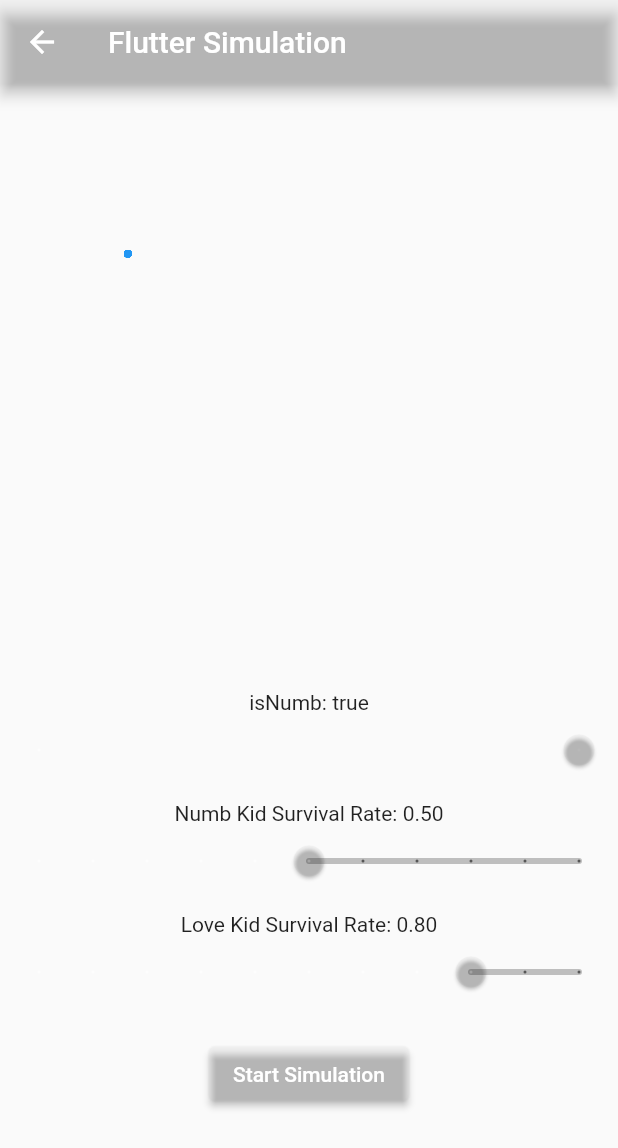
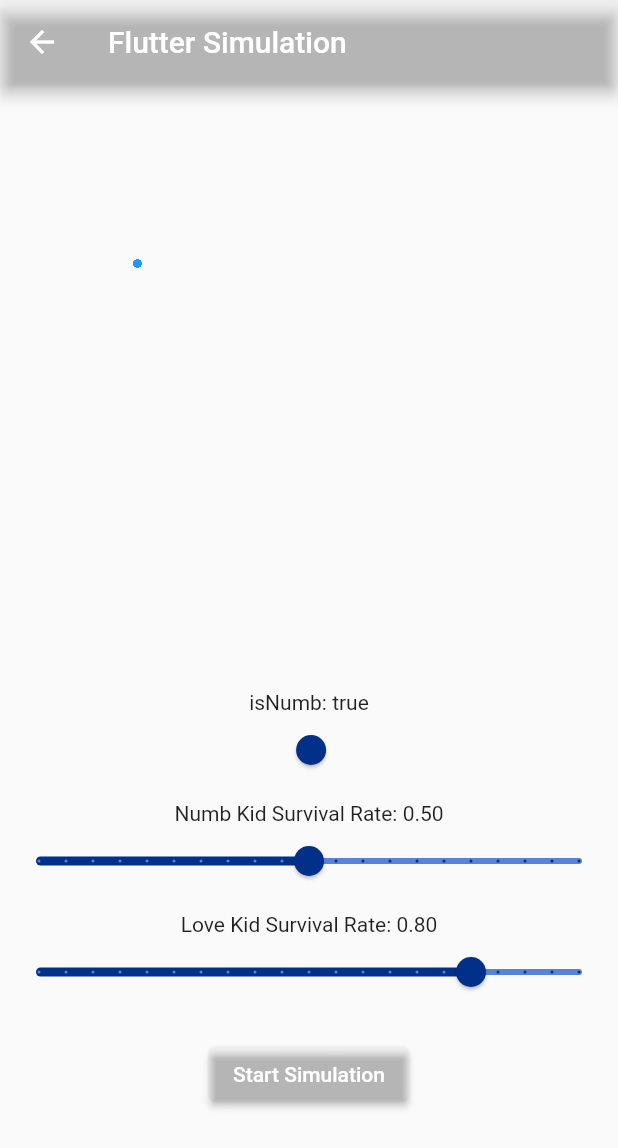
Before and after one commit to haojunzhuang/haojun, a Flutter app: the LoveSimulation screen opened directly, after a tap on "Start Simulation", on a phone screen of 412 x 824 dp. Shown: the top 1148 px of the screen. Run offline on Flutter 3.47's test engine with Material 2 defaults, Android fonts, the phone set to English and light mode, and no system bars; our stand-ins replace google_fonts, simple_gradient_text.

Commit message:
simulations

```diff
--- a/lib/globals.dart
+++ b/lib/globals.dart
@@ -2,6 +2,7 @@ import 'package:flutter/material.dart';
 import 'package:google_fonts/google_fonts.dart';
 
 const Color deepBlue = Color.fromARGB(255, 0, 48, 137);
+const Color lightBlue = Color.fromARGB(255, 87, 132, 215);
 
 TextStyle title1 = GoogleFonts.lora(
   textStyle: const TextStyle(
--- /dev/null
+++ b/lib/showcase/robot/robots.dart
@@ -0,0 +1,53 @@
+import 'dart:math';
+
+import 'package:flutter/animation.dart';
+
+class Dot {
+  Offset position;
+  bool isMale;
+  bool isMarried = false;
+  bool isPregnant = false;
+  int age;
+  int lastReproductionTime = 0;
+
+  Dot(this.position, this.isMale, this.age);
+
+  bool canReproduce() {
+    return isMale || !isPregnant;
+  }
+
+  Dot? reproduce(Dot partner, bool isNumb, double numbKidSurvivalRate,
+      double loveKidSurvivalRate) {
+    if (isNumb) {
+      if (Random().nextDouble() < numbKidSurvivalRate) {
+        return Dot(position, Random().nextBool(), 0);
+      } else {
+        return null;
+      }
+    } else {
+      if (Random().nextDouble() < loveKidSurvivalRate) {
+        return Dot(position, Random().nextBool(), 0);
+      } else {
+        return null;
+      }
+    }
+  }
+
+  void ageOneStep() {
+    age++;
+    if (isPregnant) {
+      if (age - lastReproductionTime >= 9) {
+        isPregnant = false;
+        lastReproductionTime = age;
+      }
+    }
+  }
+}
+
+class Kid {
+  Offset position;
+  int age;
+
+  Kid(this.position, this.age);
+  // Add methods for aging as needed
+}
--- a/lib/showcase/robot/simulation.dart
+++ b/lib/showcase/robot/simulation.dart
@@ -1,56 +1,8 @@
 import 'dart:async';
 import 'dart:math';
 import 'package:flutter/material.dart';
-
-class Dot {
-  Offset position;
-  bool isMale;
-  bool isMarried = false;
-  bool isPregnant = false;
-  int age;
-  int lastReproductionTime = 0;
-
-  Dot(this.position, this.isMale, this.age);
-
-  bool canReproduce() {
-    return !isPregnant && age >= 18 && age <= 40;
-  }
-
-  Dot? reproduce(Dot partner, bool isNumb, double numbKidSurvivalRate,
-      double loveKidSurvivalRate) {
-    if (isNumb) {
-      if (Random().nextDouble() < numbKidSurvivalRate) {
-        return Dot(position, Random().nextBool(), 0);
-      } else {
-        return null;
-      }
-    } else {
-      if (Random().nextDouble() < loveKidSurvivalRate) {
-        return Dot(position, Random().nextBool(), 0);
-      } else {
-        return null;
-      }
-    }
-  }
-
-  void ageOneStep() {
-    age++;
-    if (isPregnant) {
-      if (age - lastReproductionTime >= 9) {
-        isPregnant = false;
-        lastReproductionTime = age;
-      }
-    }
-  }
-}
-
-class Kid {
-  Offset position;
-  int age;
-
-  Kid(this.position, this.age);
-  // Add methods for aging as needed
-}
+import 'package:me/globals.dart';
+import 'package:me/showcase/robot/robots.dart';
 
 class LoveSimulation extends StatefulWidget {
   const LoveSimulation({super.key});
@@ -64,21 +16,24 @@ class SimulationState extends State<LoveSimulation> {
   double _numbKidSurvivalRate = 0.5;
   double _loveKidSurvivalRate = 0.8;
 
-  double _maleDotSize = 5.0;
-  double _femaleDotSize = 5.0;
-  double _kidDotSize = 3.0;
-  double _plainWidth = 300.0;
-  double _plainHeight = 300.0;
-  int _timestepMilliSeconds = 1000;
+  final double _maleDotSize = 5.0;
+  final double _femaleDotSize = 5.0;
+  final double _plainWidth = 300.0;
+  final double _plainHeight = 300.0;
+  final int _timestepMilliSeconds = 100;
 
-  List<Dot> _dots = [];
   List<Dot> _males = [];
   List<Dot> _females = [];
   List<Dot> _married = [];
   List<Kid> _kids = [];
+
+  // observed variables
   int _stepCount = 0;
+  int _totalBorn = 0;
+  int _totalDead = 0;
+  int _totalMarried = 0;
 
-  Timer _timer = Timer.periodic(Duration(milliseconds: 50), (_) => () {});
+  Timer _timer = Timer.periodic(const Duration(milliseconds: 50), (_) => () {});
 
   @override
   void initState() {
@@ -93,36 +48,33 @@ class SimulationState extends State<LoveSimulation> {
   }
 
   void _initializeDots() {
-    _dots = List.generate(
+    List<Dot> dots = List.generate(
         100,
         (index) =>
             Dot(_randomPosition(), Random().nextBool(), Random().nextInt(500)));
-    _males = _dots.where((dot) => dot.isMale).toList();
-    _females = _dots.where((dot) => !dot.isMale).toList();
+    _males = dots.where((dot) => dot.isMale).toList();
+    _females = dots.where((dot) => !dot.isMale).toList();
   }
-
-  Offset _randomPosition() {
-    return Offset(Random().nextDouble() * _plainWidth,
-        Random().nextDouble() * _plainHeight);
-  }
-
-  // void _startSimulation() {
-  //   _timer = Timer.periodic(Duration(milliseconds: 50), (_) => _runSimulation());
-  // }
 
   void _stepSimulation() {
     _stepCount++;
     _moveDots();
     _reproduce();
     _ageDots();
-    // _removeDeadDot();
     setState(() {});
   }
 
   void _moveDots() {
-    for (var dot in _dots) {
-      double dx = Random().nextDouble() * 10 - 5;
-      double dy = Random().nextDouble() * 10 - 5;
+    for (var dot in _males) {
+      double dx = Random().nextDouble() * 20 - 10;
+      double dy = Random().nextDouble() * 20 - 10;
+      dot.position += Offset(dx, dy);
+      dot.position = Offset(max(min(dot.position.dx, _plainWidth), 0),
+          max(min(dot.position.dy, _plainHeight), 0));
+    }
+    for (var dot in _females) {
+      double dx = Random().nextDouble() * 20 - 10;
+      double dy = Random().nextDouble() * 20 - 10;
       dot.position += Offset(dx, dy);
       dot.position = Offset(max(min(dot.position.dx, _plainWidth), 0),
           max(min(dot.position.dy, _plainHeight), 0));
@@ -130,56 +82,68 @@ class SimulationState extends State<LoveSimulation> {
   }
 
   void _reproduce() {
-    List<Dot> newDots = [];
+    List<Dot> infants = [];
     for (var male in _males) {
-      if (!male.isMarried && male.canReproduce()) {
       Dot female = _females.firstWhere(
           (f) =>
               !f.isMarried &&
               f.canReproduce() &&
               _distance(male.position, f.position) < 10,
-            orElse: () => Dot(Offset(0, 0), true, -1));
-
+          orElse: () => Dot(const Offset(0, 0), true, -1));
       if (female.age != -1) {
-          Dot? child = male.reproduce(
-              female, _isNumb, _numbKidSurvivalRate, _loveKidSurvivalRate);
-          if (child != null) {
-            if (Random().nextBool()) {
-              newDots.add(child);
-            } else {
-              _kids.add(Kid(Offset(400, 100), 0));
+        Dot? infant = female.reproduce(
+            male, _isNumb, _numbKidSurvivalRate, _loveKidSurvivalRate);
+        if (infant != null) {
+          infants.add(infant);
         }
-          }
+        if (!_isNumb) {
           male.isMarried = true;
           female.isMarried = true;
           _married.add(male);
           _married.add(female);
+          _males.remove(male);
+          _females.remove(female);
+          _totalMarried += 2;
         }
       }
     }
-    _dots.addAll(newDots);
-  }
 
-  double _distance(Offset a, Offset b) {
-    double dx = a.dx - b.dx;
-    double dy = a.dy - b.dy;
-    return sqrt(dx * dx + dy * dy);
+    _totalBorn += infants.length;
+    _kids.addAll(infants as Iterable<Kid>);
   }
 
   void _ageDots() {
-    for (var dot in _dots) {
+    for (var dot in _males) {
       dot.ageOneStep();
       if (dot.age == 500) {
         if (dot.isMarried) {
           _married.remove(dot);
+          _totalMarried--;
         }
-        _dots.remove(dot);
+        _males.remove(dot);
+        _totalDead++;
+      }
+    }
+    for (var dot in _females) {
+      dot.ageOneStep();
+      if (dot.age == 500) {
+        if (dot.isMarried) {
+          _married.remove(dot);
+          _totalMarried--;
+        }
+        _females.remove(dot);
+        _totalDead++;
       }
     }
     for (var kid in _kids) {
       kid.age++;
       if (kid.age == 180) {
-        _dots.add(Dot(kid.position, Random().nextBool(), 0));
+        bool isMale = Random().nextBool();
+        if (isMale) {
+          _males.add(Dot(kid.position, true, 0));
+        } else {
+          _females.add(Dot(kid.position, true, 0));
+        }
         _kids.remove(kid);
       }
     }
@@ -187,6 +151,8 @@ class SimulationState extends State<LoveSimulation> {
 
   @override
   Widget build(BuildContext context) {
+    Size size = MediaQuery.of(context).size;
+
     return Scaffold(
       appBar: AppBar(
         title: const Text('Flutter Simulation'),
@@ -200,30 +166,28 @@ class SimulationState extends State<LoveSimulation> {
               height: _plainHeight,
               child: Stack(
                 children: [
-                  for (var dot in _dots)
+                  for (var dot in _males)
                     Positioned(
-                      left: dot.position.dx -
-                          (dot.isMale ? _maleDotSize / 2 : _femaleDotSize / 2),
-                      top: dot.position.dy -
-                          (dot.isMale ? _maleDotSize / 2 : _femaleDotSize / 2),
+                      left: dot.position.dx,
+                      top: dot.position.dy,
                       child: Container(
-                        width: dot.isMale ? _maleDotSize : _femaleDotSize,
-                        height: dot.isMale ? _maleDotSize : _femaleDotSize,
-                        decoration: BoxDecoration(
-                          color: dot.isMale ? Colors.blue : Colors.red,
+                        width: _maleDotSize,
+                        height: _maleDotSize,
+                        decoration: const BoxDecoration(
+                          color: Colors.blue,
                           shape: BoxShape.circle,
                         ),
                       ),
                     ),
-                  for (var kid in _kids)
+                  for (var dot in _females)
                     Positioned(
-                      left: kid.position.dx - _kidDotSize / 2,
-                      top: kid.position.dy - _kidDotSize / 2,
+                      left: dot.position.dx,
+                      top: dot.position.dy,
                       child: Container(
-                        width: _kidDotSize,
-                        height: _kidDotSize,
+                        width: _femaleDotSize,
+                        height: _femaleDotSize,
                         decoration: const BoxDecoration(
-                          color: Colors.green,
+                          color: Colors.red,
                           shape: BoxShape.circle,
                         ),
                       ),
@@ -231,9 +195,13 @@ class SimulationState extends State<LoveSimulation> {
                 ],
               ),
             ),
-            SizedBox(height: 20),
+            const SizedBox(height: 20),
             Text('isNumb: ${_isNumb.toString()}'),
-            Slider(
+            SizedBox(
+                width: size.width * 0.1,
+                child: Slider(
+                  activeColor: deepBlue,
+                  inactiveColor: lightBlue,
                   value: _isNumb ? 1 : 0,
                   min: 0,
                   max: 1,
@@ -244,15 +212,17 @@ class SimulationState extends State<LoveSimulation> {
                       _isNumb = value.round() == 1;
                     });
                   },
-            ),
-            SizedBox(height: 10),
+                )),
+            const SizedBox(height: 10),
             Text(
                 'Numb Kid Survival Rate: ${_numbKidSurvivalRate.toStringAsFixed(2)}'),
             Slider(
+              activeColor: deepBlue,
+              inactiveColor: lightBlue,
               value: _numbKidSurvivalRate,
               min: 0,
               max: 1,
-              divisions: 10,
+              divisions: 20,
               label: _numbKidSurvivalRate.toStringAsFixed(2),
               onChanged: (value) {
                 setState(() {
@@ -260,14 +230,16 @@ class SimulationState extends State<LoveSimulation> {
                 });
               },
             ),
-            SizedBox(height: 10),
+            const SizedBox(height: 10),
             Text(
                 'Love Kid Survival Rate: ${_loveKidSurvivalRate.toStringAsFixed(2)}'),
             Slider(
+              activeColor: deepBlue,
+              inactiveColor: lightBlue,
               value: _loveKidSurvivalRate,
               min: 0,
               max: 1,
-              divisions: 10,
+              divisions: 20,
               label: _loveKidSurvivalRate.toStringAsFixed(2),
               onChanged: (value) {
                 setState(() {
@@ -275,7 +247,7 @@ class SimulationState extends State<LoveSimulation> {
                 });
               },
             ),
-            SizedBox(height: 20),
+            const SizedBox(height: 20),
             ElevatedButton(
               onPressed: () {
                 _timer.cancel();
@@ -285,11 +257,22 @@ class SimulationState extends State<LoveSimulation> {
                   _stepSimulation();
                 });
               },
-              child: Text('Start Simulation'),
+              child: const Text('Start Simulation'),
             ),
           ],
         ),
       ),
     );
   }
+
+  Offset _randomPosition() {
+    return Offset(Random().nextDouble() * _plainWidth,
+        Random().nextDouble() * _plainHeight);
   }
+
+  double _distance(Offset a, Offset b) {
+    double dx = a.dx - b.dx;
+    double dy = a.dy - b.dy;
+    return sqrt(dx * dx + dy * dy);
+  }
+}
--- a/lib/showcase/showcase_page.dart
+++ b/lib/showcase/showcase_page.dart
@@ -7,28 +7,26 @@ class ShowcasePage extends StatelessWidget {
 
   @override
   Widget build(BuildContext context) {
-    return
-    Scaffold(
+    return Scaffold(
         backgroundColor: Colors.black,
-      body:
-    Center(
-      child: Column(
-
-        children: [
-
-
+        body: Center(
+          child: Column(children: [
             TextButton(
                 onPressed: () {
                   Navigator.pushNamed(context, '/blog');
                 },
-            child: Text('R4B Writer\'s blog', style: TextStyle(color: Colors.black),)),
-
-            Container(color: Colors.blue,),
-
-        Container(height: 500, width: 500, child: LoveSimulation(),),
-
-
-
+                child: const Text(
+                  'R4B Writer\'s blog',
+                  style: TextStyle(color: Colors.white),
+                )),
+            Container(
+              color: Colors.blue,
+            ),
+            Container(
+              height: 700,
+              width: 500,
+              child: const LoveSimulation(),
+            ),
           ]),
         ));
   }
```
Lines whose indentation alone changed are shown as unchanged.
